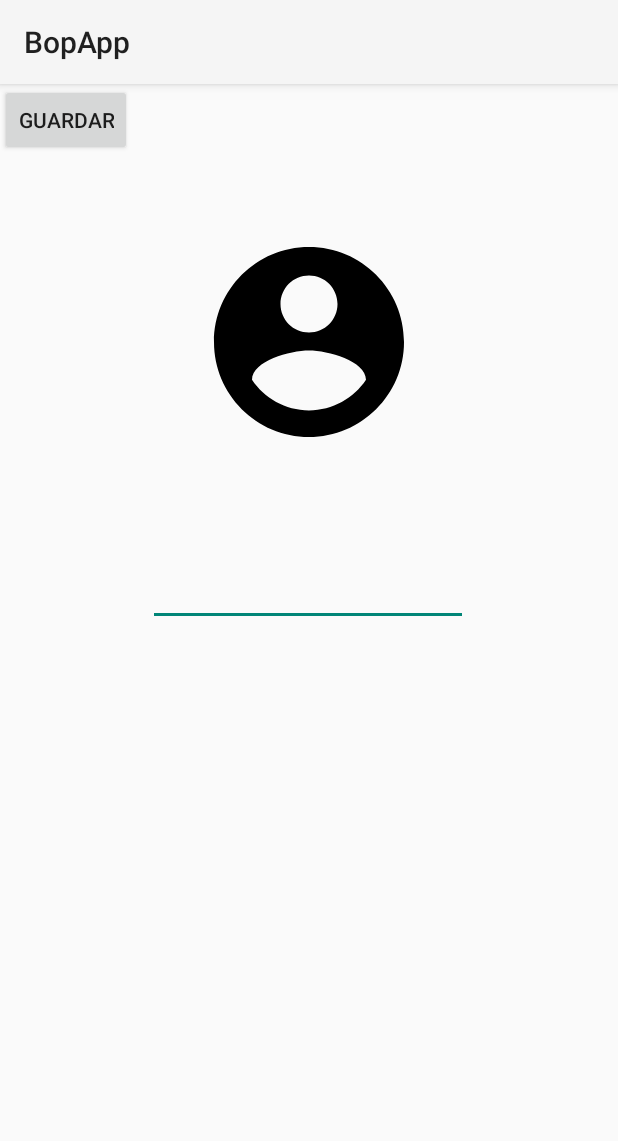
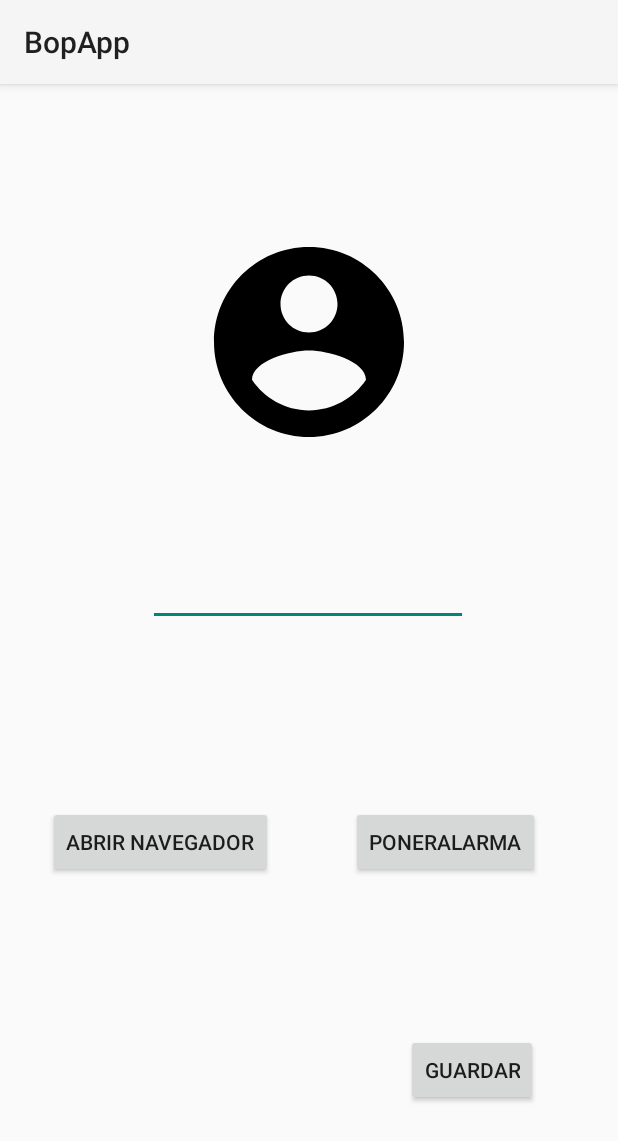
Before and after one commit to NoelSamaDEV/PMDM, an Android app: the ActivityProfile screen opened directly, with no data from a screen before it, on a phone screen of 412 x 824 dp. Shown: the top 1141 px of the screen. Run offline under Robolectric (Android 15) with nearby library versions, the phone set to English and light mode, and no system bars; pictures from the network do not load.

Commit message:
Crear acceso a navegador, crear alarma y acceder camara

```diff
--- a/ProyectoTema2/app/src/main/AndroidManifest.xml
+++ b/ProyectoTema2/app/src/main/AndroidManifest.xml
@@ -1,6 +1,11 @@
 <?xml version="1.0" encoding="utf-8"?>
 <manifest xmlns:android="http://schemas.android.com/apk/res/android"
     xmlns:tools="http://schemas.android.com/tools">
+
+
+    <uses-permission android:name="com.android.alarm.permission.SET_ALARM" />
+
+
 
     <application
         android:allowBackup="true"
--- a/ProyectoTema2/app/src/main/java/com/noel/proyectotema2/ActivityProfile.java
+++ b/ProyectoTema2/app/src/main/java/com/noel/proyectotema2/ActivityProfile.java
@@ -1,10 +1,19 @@
 package com.noel.proyectotema2;
 
+import android.content.Intent;
+import android.net.Uri;
 import android.os.Bundle;
+import android.provider.AlarmClock;
+import android.provider.MediaStore;
 import android.util.Log;
+import android.widget.Button;
 import android.widget.EditText;
+import android.widget.ImageView;
+import android.widget.Toast;
 
 import androidx.activity.EdgeToEdge;
+import androidx.activity.result.ActivityResultLauncher;
+import androidx.activity.result.contract.ActivityResultContracts;
 import androidx.appcompat.app.AppCompatActivity;
 import androidx.core.graphics.Insets;
 import androidx.core.view.ViewCompat;
@@ -29,9 +38,54 @@ public class ActivityProfile extends AppCompatActivity {
         String usuario=getIntent().getStringExtra("username");
         String password=getIntent().getStringExtra("password");
 
+        //setear dato en editText
         usernametext.setText(usuario);
         Log.d("Pass", password);
 
+        Button botonNavegador = findViewById(R.id.buttonNavegador);
+        botonNavegador.setOnClickListener(view -> {
+            Intent intent = new Intent(Intent.ACTION_VIEW, Uri.parse("https://unendo.es/"));
+
+
+            startActivity(intent);
+
+        });
+        Button botonCrearAlarma =findViewById(R.id.buttonAlarma);
+        botonCrearAlarma.setOnClickListener(view -> {
+            Intent intent = new Intent(AlarmClock.ACTION_SET_ALARM)
+                    .putExtra(AlarmClock.EXTRA_MESSAGE, "Hora del recreo")
+                    .putExtra(AlarmClock.EXTRA_HOUR, 11)
+                    .putExtra(AlarmClock.EXTRA_MINUTES,00);
+
+            startActivity(intent);
+
+
+        });
+
+        ImageView imagenUser = findViewById(R.id.imageViewUser);
+        //Crear intent result launcher para recibir foto capturada
+        ActivityResultLauncher<Intent> launcherFoto = registerForActivityResult(
+                new ActivityResultContracts.StartActivityForResult(),
+                result -> {
+                    if (result.getResultCode() == RESULT_OK) {
+                        //Dato recibido correctamente
+                        imagenUser.setImageURI(result.getData().getData());
+                        Toast.makeText(this, "Foto capturada", Toast.LENGTH_SHORT).show();
+
+                    } else {
+                        Toast.makeText(this, "Operación cancelada", Toast.LENGTH_SHORT).show();
+                    }
+
+
+                });
+
+
+        imagenUser.setOnClickListener(view -> {
+            Intent misco = new Intent(MediaStore.ACTION_IMAGE_CAPTURE);
+            launcherFoto.launch(misco);
+
+
+        });
 
     }
 }
--- a/ProyectoTema2/app/src/main/res/layout/activity_profile.xml
+++ b/ProyectoTema2/app/src/main/res/layout/activity_profile.xml
@@ -33,7 +33,32 @@
         android:id="@+id/buttonGuardar"
         android:layout_width="wrap_content"
         android:layout_height="wrap_content"
-        android:text="Guardar"
-        tools:layout_editor_absoluteX="250dp"
-        tools:layout_editor_absoluteY="572dp" />
+        android:layout_marginTop="272dp"
+        android:text="@string/Botonguardar"
+        app:layout_constraintEnd_toEndOf="parent"
+        app:layout_constraintHorizontal_bias="0.836"
+        app:layout_constraintStart_toStartOf="parent"
+        app:layout_constraintTop_toBottomOf="@+id/editTextUsuario" />
+
+    <Button
+        android:id="@+id/buttonNavegador"
+        android:layout_width="wrap_content"
+        android:layout_height="wrap_content"
+        android:layout_marginTop="120dp"
+        android:text="@string/Boton_abrir_navegador"
+        app:layout_constraintEnd_toEndOf="parent"
+        app:layout_constraintHorizontal_bias="0.123"
+        app:layout_constraintStart_toStartOf="parent"
+        app:layout_constraintTop_toBottomOf="@+id/editTextUsuario" />
+
+    <Button
+        android:id="@+id/buttonAlarma"
+        android:layout_width="wrap_content"
+        android:layout_height="wrap_content"
+        android:layout_marginTop="120dp"
+        android:text="@string/Botonponeralarma"
+        app:layout_constraintEnd_toEndOf="parent"
+        app:layout_constraintHorizontal_bias="0.503"
+        app:layout_constraintStart_toEndOf="@+id/buttonNavegador"
+        app:layout_constraintTop_toBottomOf="@+id/editTextUsuario" />
 </androidx.constraintlayout.widget.ConstraintLayout>
--- a/ProyectoTema2/app/src/main/res/values/strings.xml
+++ b/ProyectoTema2/app/src/main/res/values/strings.xml
@@ -2,4 +2,7 @@
     <string name="app_name">BopApp</string>
     <string name="texto_titulo">BopApp</string>
     <string name="botonlogin">Iniciar Sesion</string>
+    <string name="Botonguardar">Guardar</string>
+    <string name="Boton_abrir_navegador">Abrir Navegador</string>
+    <string name="Botonponeralarma">PonerAlarma</string>
 </resources>
```
